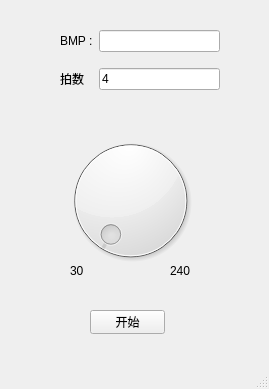
Old version of the form Metronome_mainWindow.ui in the repository reround/Metronome.
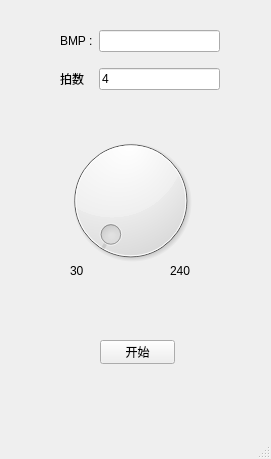
New version of the form.

Commit message: 添加GUI闪烁

Diff of the .ui file:
```diff
--- a/Metronome_mainWindow.ui
+++ b/Metronome_mainWindow.ui
@@ -6,8 +6,8 @@
    <rect>
     <x>0</x>
     <y>0</y>
-    <width>269</width>
-    <height>389</height>
+    <width>271</width>
+    <height>459</height>
    </rect>
   </property>
   <property name="windowTitle">
@@ -27,8 +27,8 @@
    <widget class="QPushButton" name="pushButton_start">
     <property name="geometry">
      <rect>
-      <x>90</x>
-      <y>310</y>
+      <x>100</x>
+      <y>340</y>
       <width>75</width>
       <height>24</height>
      </rect>
```
Left out of the diff: 2 changed lines with no effect on the pictures. The commit also changes 2 other files.
